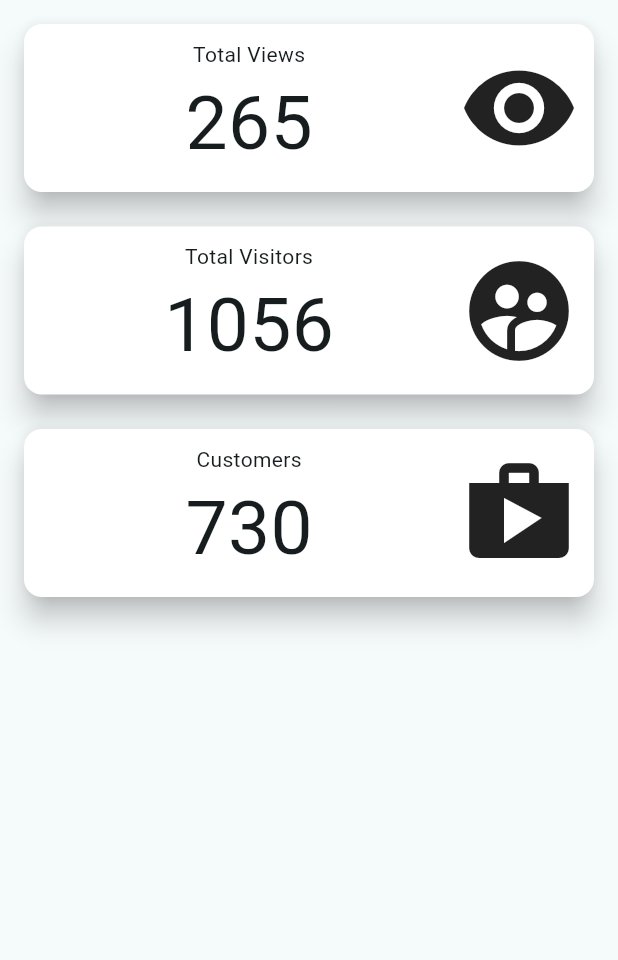
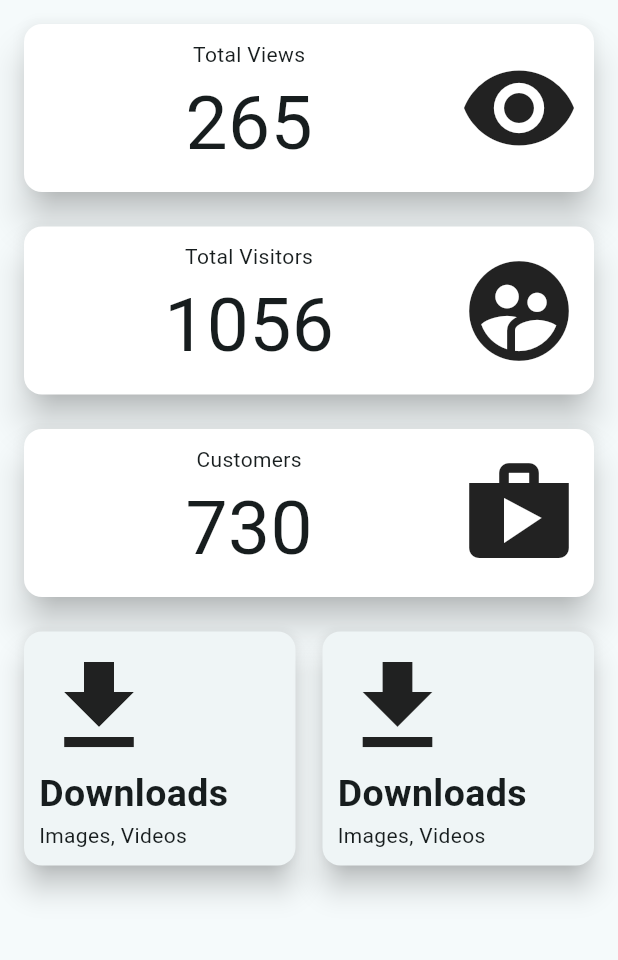
Before and after one commit to kamalnorizan/jpjFlutter, a Flutter app: the screen it shows after launch, on a phone screen of 412 x 824 dp, the part 84-1044 px from its top. Run offline on Flutter 3.47's test engine with Material 3 defaults, Android fonts, the phone set to English and light mode, and no system bars.

Commit message:
Dashboard

```diff
--- a/lib/Screen/dashboard.dart
+++ b/lib/Screen/dashboard.dart
@@ -8,7 +8,8 @@ class Dashboard extends StatelessWidget {
         title: const Text('Dashboard'),
         backgroundColor: Theme.of(context).colorScheme.inversePrimary,
       ),
-      body: Container(
+      body: SingleChildScrollView(
+        child: Container(
           width: double.maxFinite,
           padding: const EdgeInsets.symmetric(horizontal: 12, vertical: 12),
           child: Column(
@@ -36,7 +37,68 @@ class Dashboard extends StatelessWidget {
                 value: '730',
                 cardIcon: Icons.shop,
               ),
+              SizedBox(
+                height: 15,
+              ),
+              Row(
+                children: [
+                  Expanded(
+                    child: Card(
+                      elevation: 8,
+                      child: Padding(
+                        padding: const EdgeInsets.all(10.0),
+                        child: Column(
+                          crossAxisAlignment: CrossAxisAlignment.start,
+                          children: [
+                            Icon(Icons.get_app, size: 80,),
+                            Text(
+                              'Downloads',
+                              style: TextStyle(
+                                fontWeight: FontWeight.bold,
+                                fontSize: 25,
+                              ),
+                            ),
+                            Text(
+                              'Images, Videos',
+
+                            )
                           ],
+                        ),
+                      ),
+                    ),
+                  ),
+                  SizedBox(
+                    width: 10,
+                  ),
+                  Expanded(
+                    child: Card(
+                      elevation: 8,
+                      child: Padding(
+                        padding: const EdgeInsets.all(10.0),
+                        child: Column(
+                          crossAxisAlignment: CrossAxisAlignment.start,
+                          children: [
+                            Icon(Icons.get_app, size: 80,),
+                            Text(
+                              'Downloads',
+                              style: TextStyle(
+                                fontWeight: FontWeight.bold,
+                                fontSize: 25,
+                              ),
+                            ),
+                            Text(
+                              'Images, Videos',
+
+                            )
+                          ],
+                        ),
+                      ),
+                    ),
+                  ),
+                ],
+              )
+            ],
+          ),
         ),
       ),
     );
@@ -61,7 +123,7 @@ class CardWithIcon extends StatelessWidget {
       height: 120,
       child: Card(
         color: Colors.white,
-        elevation: 8,
+        elevation: 10,
         child: Padding(
           padding: EdgeInsets.all(10.0),
           child: Row(
```
Lines whose indentation alone changed are shown as unchanged.
